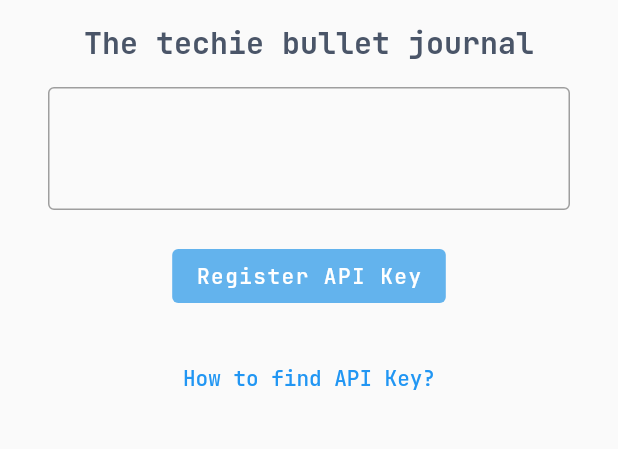
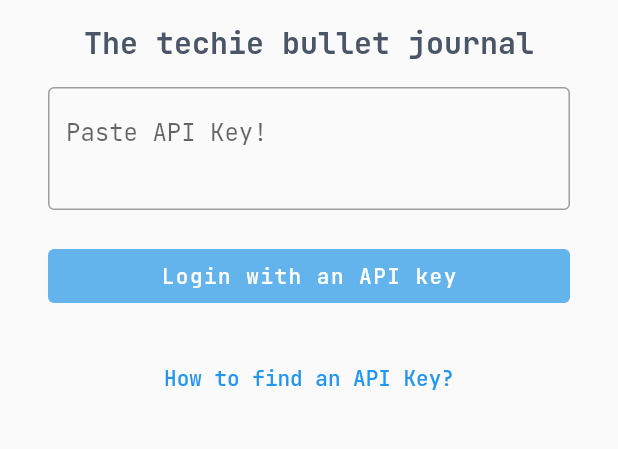
Before and after one commit to ChangJoo-Park/journapi_flutter, a Flutter app: the LoginView screen opened by its route, on a phone screen of 412 x 824 dp, the part 414-863 px from its top. Run offline on Flutter 3.47's test engine with Material 2 defaults, Android fonts, the phone set to English and light mode, and no system bars; our stand-ins replace date_field, date_format, flutter_svg, get, get_storage, simple_animations and 1 more; accounts and stored records are empty.

Commit message:
Update phrase

```diff
--- a/lib/login/login_view.dart
+++ b/lib/login/login_view.dart
@@ -69,6 +69,7 @@ class LoginView extends StatelessWidget {
                       minLines: 2,
                       maxLines: 3,
                       decoration: const InputDecoration(
+                        hintText: 'Paste API Key!',
                         focusedBorder: OutlineInputBorder(
                           borderSide: BorderSide(color: Colors.blueAccent),
                         ),
@@ -86,7 +87,9 @@ class LoginView extends StatelessWidget {
                       },
                     ),
                     SizedBox(height: 20),
-                    ElevatedButton(
+                    Container(
+                      width: double.infinity,
+                      child: ElevatedButton(
                         style: ElevatedButton.styleFrom(
                             primary: Color(0xff63b3ed), elevation: 0),
                         onPressed: () {
@@ -100,7 +103,7 @@ class LoginView extends StatelessWidget {
                             if (!isOK) {
                               Get.snackbar(
                                 'Registration failed',
-                              'Please check API Key!',
+                                'Please check an API Key!',
                                 icon: Icon(Icons.warning, color: Colors.white),
                                 backgroundColor: Colors.red.withOpacity(0.8),
                                 colorText: Colors.white,
@@ -111,10 +114,11 @@ class LoginView extends StatelessWidget {
                           });
                         },
                         child: Text(
-                        'Register API Key',
+                          'Login with an API key',
                           style: TextStyle(
                             fontFamily: 'JetBrainsMono',
                             letterSpacing: 1,
+                          ),
                         ),
                       ),
                     ),
@@ -124,7 +128,7 @@ class LoginView extends StatelessWidget {
                         launch('https://journapi.app/');
                       },
                       child: Text(
-                        'How to find API Key?',
+                        'How to find an API Key?',
                         style: TextStyle(fontFamily: 'JetBrainsMono'),
                       ),
                     )
```
Lines whose indentation alone changed are shown as unchanged.
